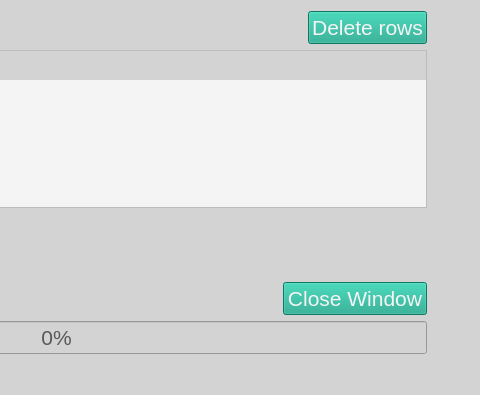
Old version of the form ibridgesgui/ui_files/uploadData.ui in the repository iBridges-for-iRODS/iBridges-GUI; both pictures show x 456 to 936 and y 0 to 395 of the 936 by 395 pixel window.
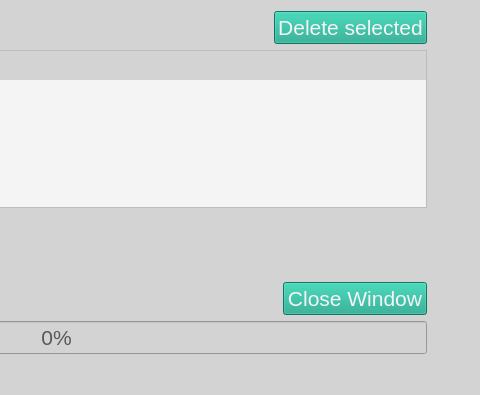
New version of the form.

```diff
--- a/ibridgesgui/ui_files/uploadData.ui
+++ b/ibridgesgui/ui_files/uploadData.ui
@@ -162,7 +162,7 @@
      <item>
       <widget class="QPushButton" name="delete_row_button">
        <property name="text">
-        <string>Delete rows</string>
+        <string>Delete selected</string>
        </property>
       </widget>
      </item>
```
